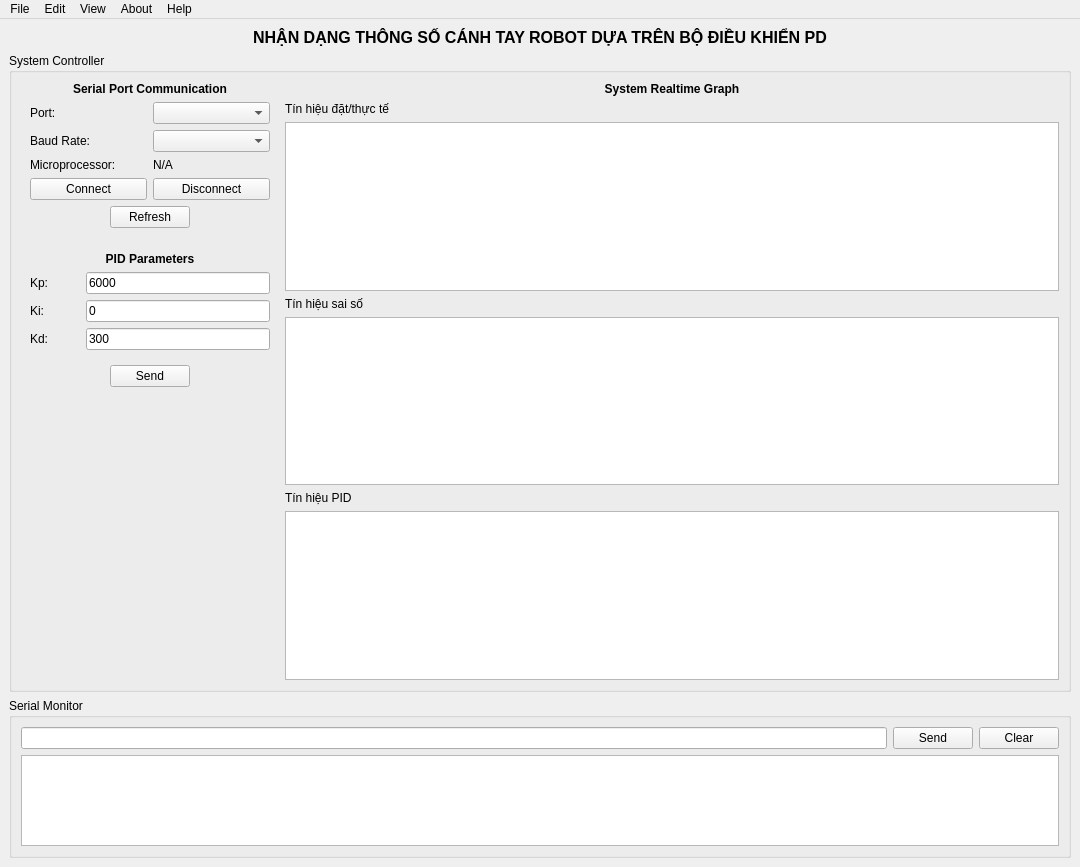
duykienphan/DoAnRobot, file gui.ui: the form before one commit.
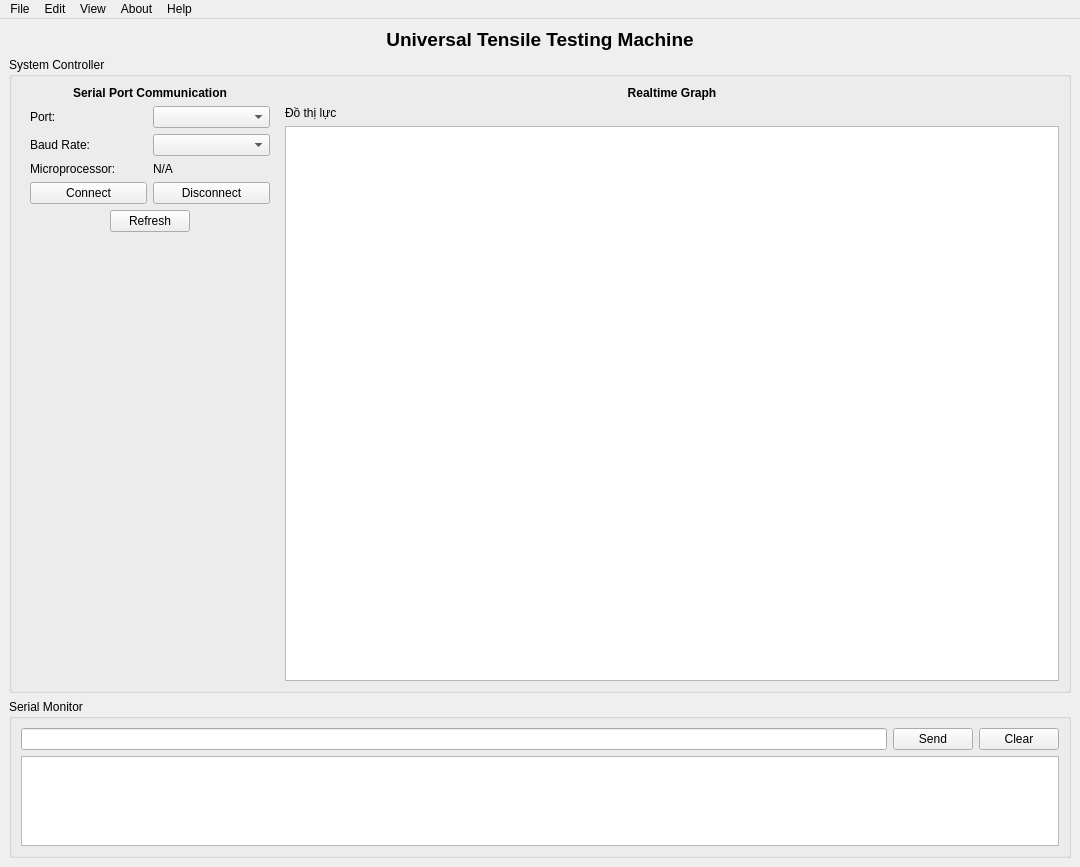
The form after the commit. Custom widgets are drawn as their Qt base class.

Diff of the .ui file:
```diff
--- a/gui.ui
+++ b/gui.ui
@@ -18,7 +18,7 @@
     <item>
      <widget class="QLabel" name="label">
       <property name="text">
-       <string>&lt;html&gt;&lt;head/&gt;&lt;body&gt;&lt;p&gt;&lt;span style=&quot; font-size:12pt; font-weight:600;&quot;&gt;NHẬN DẠNG THÔNG SỐ CÁNH TAY ROBOT DỰA TRÊN BỘ ĐIỀU KHIỂN PD&lt;/span&gt;&lt;/p&gt;&lt;/body&gt;&lt;/html&gt;</string>
+       <string>&lt;html&gt;&lt;head/&gt;&lt;body&gt;&lt;p&gt;&lt;span style=&quot; font-size:14pt; font-weight:600;&quot;&gt;Universal Tensile Testing Machine&lt;/span&gt;&lt;/p&gt;&lt;/body&gt;&lt;/html&gt;</string>
       </property>
       <property name="textFormat">
        <enum>Qt::AutoText</enum>
@@ -205,139 +205,6 @@
             </layout>
            </widget>
           </item>
-          <item>
-           <widget class="QWidget" name="widget_5" native="true">
-            <layout class="QVBoxLayout" name="verticalLayout_3">
-             <item>
-              <widget class="QLabel" name="label_7">
-               <property name="text">
-                <string>&lt;html&gt;&lt;head/&gt;&lt;body&gt;&lt;p&gt;&lt;span style=&quot; font-weight:600;&quot;&gt;PID Parameters&lt;/span&gt;&lt;/p&gt;&lt;/body&gt;&lt;/html&gt;</string>
-               </property>
-               <property name="alignment">
-                <set>Qt::AlignCenter</set>
-               </property>
-              </widget>
-             </item>
-             <item>
-              <widget class="QWidget" name="widget_6" native="true">
-               <layout class="QFormLayout" name="formLayout">
-                <property name="leftMargin">
-                 <number>0</number>
-                </property>
-                <property name="topMargin">
-                 <number>0</number>
-                </property>
-                <property name="rightMargin">
-                 <number>0</number>
-                </property>
-                <property name="bottomMargin">
-                 <number>0</number>
-                </property>
-                <item row="0" column="0">
-                 <widget class="QLabel" name="label_4">
-                  <property name="minimumSize">
-                   <size>
-                    <width>50</width>
-                    <height>0</height>
-                   </size>
-                  </property>
-                  <property name="text">
-                   <string>Kp:</string>
-                  </property>
-                 </widget>
-                </item>
-                <item row="0" column="1">
-                 <widget class="QLineEdit" name="lineEdit_2">
-                  <property name="text">
-                   <string>6000</string>
-                  </property>
-                 </widget>
-                </item>
-                <item row="1" column="0">
-                 <widget class="QLabel" name="label_5">
-                  <property name="minimumSize">
-                   <size>
-                    <width>50</width>
-                    <height>0</height>
-                   </size>
-                  </property>
-                  <property name="text">
-                   <string>Ki:</string>
-                  </property>
-                 </widget>
-                </item>
-                <item row="1" column="1">
-                 <widget class="QLineEdit" name="lineEdit_3">
-                  <property name="text">
-                   <string>0</string>
-                  </property>
-                 </widget>
-                </item>
-                <item row="2" column="0">
-                 <widget class="QLabel" name="label_6">
-                  <property name="minimumSize">
-                   <size>
-                    <width>50</width>
-                    <height>0</height>
-                   </size>
-                  </property>
-                  <property name="text">
-                   <string>Kd:</string>
-                  </property>
-                 </widget>
-                </item>
-                <item row="2" column="1">
-                 <widget class="QLineEdit" name="lineEdit_4">
-                  <property name="text">
-                   <string>300</string>
-                  </property>
-                 </widget>
-                </item>
-               </layout>
-              </widget>
-             </item>
-             <item>
-              <widget class="QWidget" name="widget_7" native="true">
-               <layout class="QHBoxLayout" name="horizontalLayout_2">
-                <item>
-                 <spacer name="horizontalSpacer">
-                  <property name="orientation">
-                   <enum>Qt::Horizontal</enum>
-                  </property>
-                  <property name="sizeHint" stdset="0">
-                   <size>
-                    <width>40</width>
-                    <height>20</height>
-                   </size>
-                  </property>
-                 </spacer>
-                </item>
-                <item>
-                 <widget class="QPushButton" name="pushButton_5">
-                  <property name="text">
-                   <string>Send</string>
-                  </property>
-                 </widget>
-                </item>
-                <item>
-                 <spacer name="horizontalSpacer_2">
-                  <property name="orientation">
-                   <enum>Qt::Horizontal</enum>
-                  </property>
-                  <property name="sizeHint" stdset="0">
-                   <size>
-                    <width>40</width>
-                    <height>20</height>
-                   </size>
-                  </property>
-                 </spacer>
-                </item>
-               </layout>
-              </widget>
-             </item>
-            </layout>
-           </widget>
-          </item>
           <item>
            <spacer name="verticalSpacer">
             <property name="orientation">
@@ -378,7 +245,7 @@
              </size>
             </property>
             <property name="text">
-             <string>&lt;html&gt;&lt;head/&gt;&lt;body&gt;&lt;p&gt;&lt;span style=&quot; font-weight:600;&quot;&gt;System Realtime Graph&lt;/span&gt;&lt;/p&gt;&lt;/body&gt;&lt;/html&gt;</string>
+             <string>&lt;html&gt;&lt;head/&gt;&lt;body&gt;&lt;p&gt;&lt;span style=&quot; font-weight:600;&quot;&gt;Realtime Graph&lt;/span&gt;&lt;/p&gt;&lt;/body&gt;&lt;/html&gt;</string>
             </property>
             <property name="alignment">
              <set>Qt::AlignCenter</set>
@@ -394,45 +261,13 @@
              </size>
             </property>
             <property name="text">
-             <string>Tín hiệu đặt/thực tế</string>
+             <string>Đồ thị lực</string>
             </property>
            </widget>
           </item>
           <item>
            <widget class="PlotWidget" name="graphicsView"/>
           </item>
-          <item>
-           <widget class="QLabel" name="label_11">
-            <property name="maximumSize">
-             <size>
-              <width>16777215</width>
-              <height>15</height>
-             </size>
-            </property>
-            <property name="text">
-             <string>Tín hiệu sai số</string>
-            </property>
-           </widget>
-          </item>
-          <item>
-           <widget class="PlotWidget" name="graphicsView_2"/>
-          </item>
-          <item>
-           <widget class="QLabel" name="label_10">
-            <property name="maximumSize">
-             <size>
-              <width>16777215</width>
-              <height>15</height>
-             </size>
-            </property>
-            <property name="text">
-             <string>Tín hiệu PID</string>
-            </property>
-           </widget>
-          </item>
-          <item>
-           <widget class="PlotWidget" name="graphicsView_3"/>
-          </item>
          </layout>
         </widget>
        </item>
```
Left out of the diff: 9 changed lines with no effect on the pictures.
